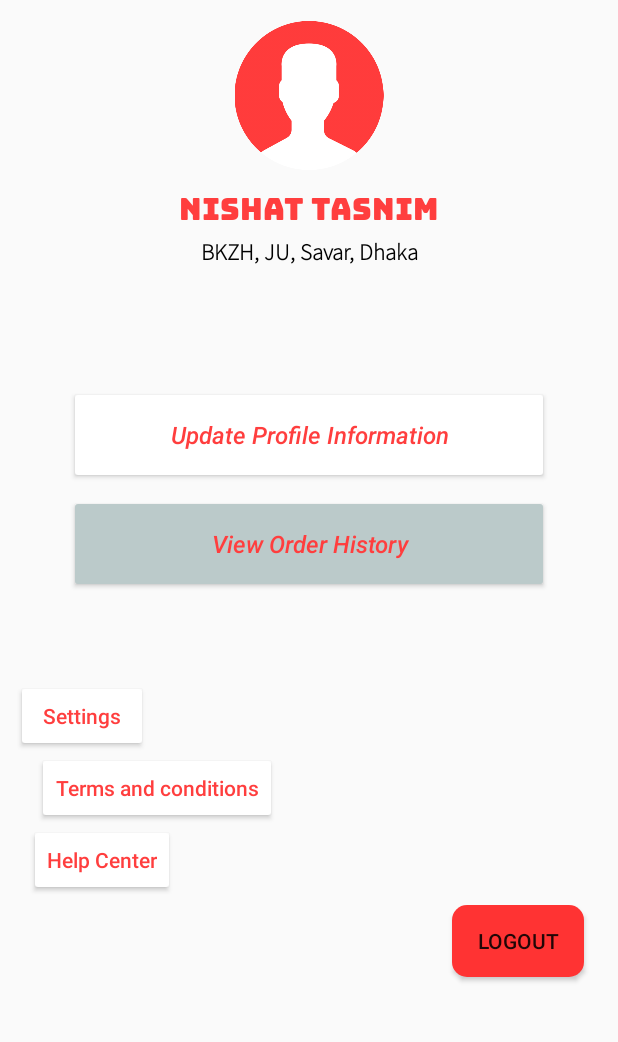
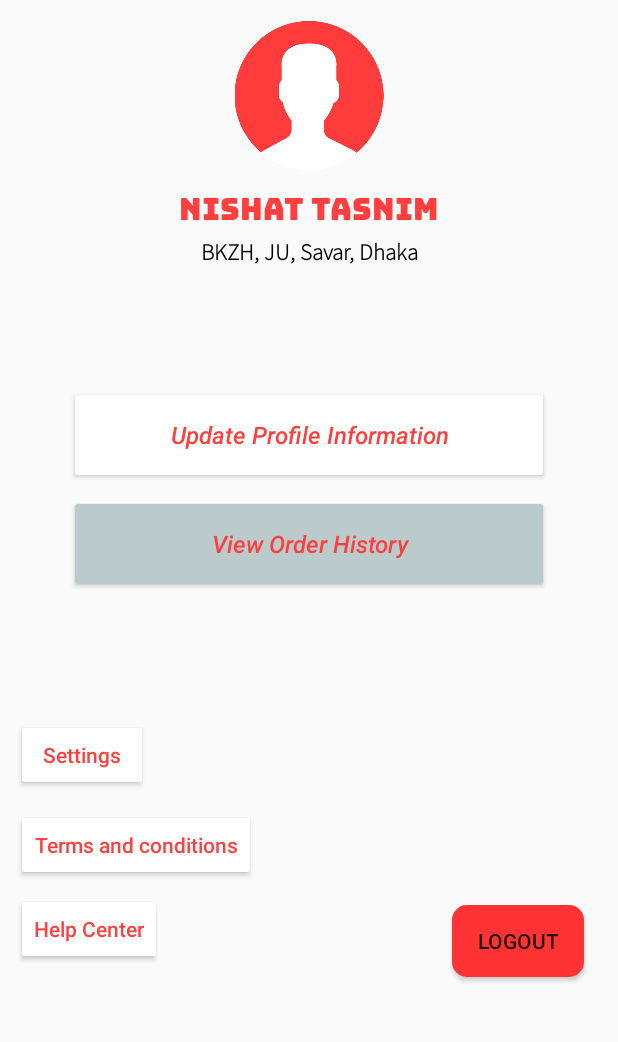
Before and after one commit to ShaikhSR1/FoodBee, an Android app: the screen it shows after launch (Profile), on a phone screen of 412 x 824 dp, the part 96-1138 px from its top. Run offline under Robolectric (Android 15) with nearby library versions, the phone set to English and light mode, and no system bars; our stand-ins replace Firebase (no records; nobody signed in at launch, a user with empty details on screens opened directly).

Commit message:
mvc is done in profile page

```diff
--- /dev/null
+++ b/app/src/main/java/com/cse27/foodbee/Controller/ProfileControllerInterface.java
@@ -0,0 +1,5 @@
+package com.cse27.foodbee.Controller;
+
+public interface ProfileControllerInterface {
+    void onProfileReload();
+}
--- a/app/src/main/java/com/cse27/foodbee/Profile.java
+++ b/app/src/main/java/com/cse27/foodbee/Profile.java
@@ -9,7 +9,10 @@ import android.view.View;
 import android.widget.Button;
 import android.widget.QuickContactBadge;
 import android.widget.TextView;
+import android.widget.Toast;
 
+import com.cse27.foodbee.Controller.ProfileController;
+import com.cse27.foodbee.View.ProfileViewInterface;
 import com.google.firebase.auth.FirebaseAuth;
 import com.google.firebase.firestore.DocumentReference;
 import com.google.firebase.firestore.DocumentSnapshot;
@@ -17,12 +20,9 @@ import com.google.firebase.firestore.EventListener;
 import com.google.firebase.firestore.FirebaseFirestore;
 import com.google.firebase.firestore.FirebaseFirestoreException;
 
-public class Profile extends AppCompatActivity {
+public class Profile extends AppCompatActivity implements ProfileViewInterface {
     private Button updateProfileButton;
     TextView textViewUserName, textViewUserAddress;
-    FirebaseAuth fAuth;
-    FirebaseFirestore fStore;
-    String userId;
 
     @Override
     protected void onCreate(Bundle savedInstanceState) {
@@ -30,23 +30,8 @@ public class Profile extends AppCompatActivity {
 
         textViewUserName = (TextView) findViewById(R.id.textViewUserName);
         textViewUserAddress = (TextView) findViewById(R.id.textViewUserAddress);
-
-        fAuth = FirebaseAuth.getInstance();
-        fStore = FirebaseFirestore.getInstance();
-
-         userId = fAuth.getCurrentUser().getUid();
-        //userId = "pEBsWzh8NORvASzAskxRiyusl5Z2";
-
-        DocumentReference documentReference = fStore.collection("userProfile").document(userId);
-        DocumentSnapshot documentSnapshot = null;
-        documentReference.addSnapshotListener(this, new EventListener<DocumentSnapshot>() {
-            @Override
-            public void onEvent(@Nullable DocumentSnapshot value, @Nullable FirebaseFirestoreException error) {
-               textViewUserName.setText(documentSnapshot.getString("fullName"));
-               textViewUserAddress.setText(documentSnapshot.getString("address"));
-            }
-        });
-
+        //textViewUserName.setText("nishat");
+        //textViewUserAddress.setText("ju");
 
         setContentView(R.layout.activity_profile);
 
@@ -63,4 +48,20 @@ public class Profile extends AppCompatActivity {
         Intent intent= new Intent(this, UpdateProfile.class );
         startActivity(intent);
     }
+
+    @Override
+    public void onProfileReloadSuccess(String message) {
+        Toast.makeText(this,message,Toast.LENGTH_LONG).show();
+    }
+
+    @Override
+    public void onUpdateReloadError(String message) {
+        Toast.makeText(this,message,Toast.LENGTH_LONG).show();
+    }
+
+
+    public void showProfile(String fullName, String address) {
+            textViewUserName.setText(fullName);
+            textViewUserAddress.setText(address);
+    }
 }
--- /dev/null
+++ b/app/src/main/java/com/cse27/foodbee/View/ProfileViewInterface.java
@@ -0,0 +1,6 @@
+package com.cse27.foodbee.View;
+
+public interface ProfileViewInterface {
+    void onProfileReloadSuccess(String message);
+    void onUpdateReloadError(String message);
+}
--- a/app/src/main/res/layout/activity_profile.xml
+++ b/app/src/main/res/layout/activity_profile.xml
@@ -115,11 +115,11 @@
         android:layout_width="wrap_content"
         android:layout_height="wrap_content"
         android:layout_marginStart="7dp"
-        android:layout_marginTop="58dp"
+        android:layout_marginTop="84dp"
         android:layout_marginEnd="310dp"
+        android:backgroundTint="@color/white"
         android:text="@string/settings"
         android:textAllCaps="false"
-        android:backgroundTint="@color/white"
         android:textColor="@color/app_color2"
         app:layout_constraintEnd_toEndOf="parent"
         app:layout_constraintStart_toStartOf="parent"
@@ -130,12 +130,14 @@
         android:layout_width="wrap_content"
         android:layout_height="wrap_content"
         android:layout_marginStart="7dp"
+        android:layout_marginTop="12dp"
         android:layout_marginEnd="210dp"
+        android:backgroundTint="@color/white"
         android:text="@string/terms_conditions"
         android:textAllCaps="false"
-        android:backgroundTint="@color/white"
         android:textColor="@color/app_color2"
         app:layout_constraintEnd_toEndOf="parent"
+        app:layout_constraintHorizontal_bias="0.088"
         app:layout_constraintStart_toStartOf="parent"
         app:layout_constraintTop_toBottomOf="@+id/settingsButton" />
 
@@ -144,12 +146,14 @@
         android:layout_width="wrap_content"
         android:layout_height="wrap_content"
         android:layout_marginStart="7dp"
+        android:layout_marginTop="8dp"
         android:layout_marginEnd="284dp"
+        android:backgroundTint="@color/white"
         android:text="@string/help_center"
         android:textAllCaps="false"
-        android:backgroundTint="@color/white"
         android:textColor="@color/app_color2"
         app:layout_constraintEnd_toEndOf="parent"
+        app:layout_constraintHorizontal_bias="0.136"
         app:layout_constraintStart_toStartOf="parent"
         app:layout_constraintTop_toBottomOf="@+id/termsConditionsButton" />
 </androidx.constraintlayout.widget.ConstraintLayout>
```
Also changed, not shown: app/src/main/java/com/cse27/foodbee/Controller/ProfileController.java (added, +51 -0 lines), app/src/main/java/com/cse27/foodbee/Model/ProfileModel.java (added, +26 -0 lines), app/src/main/java/com/cse27/foodbee/Model/ProfileModelInterface.java (added, +7 -0 lines), 162 other files.
